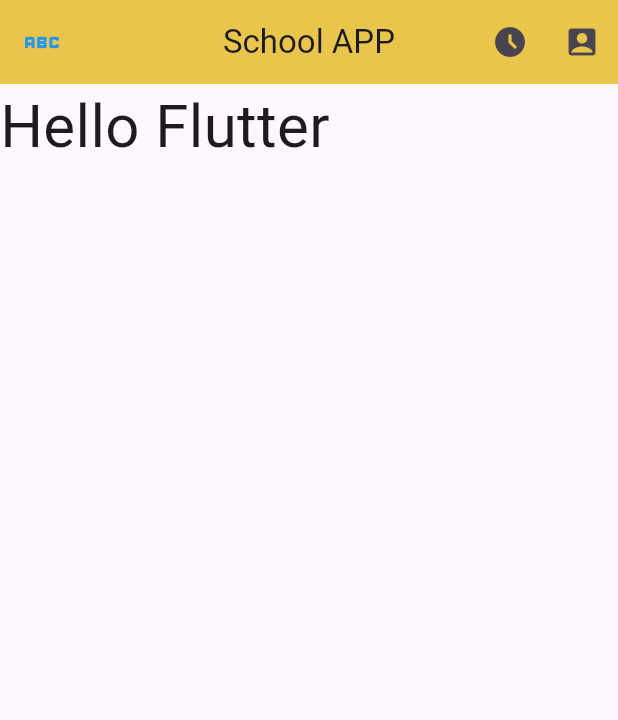
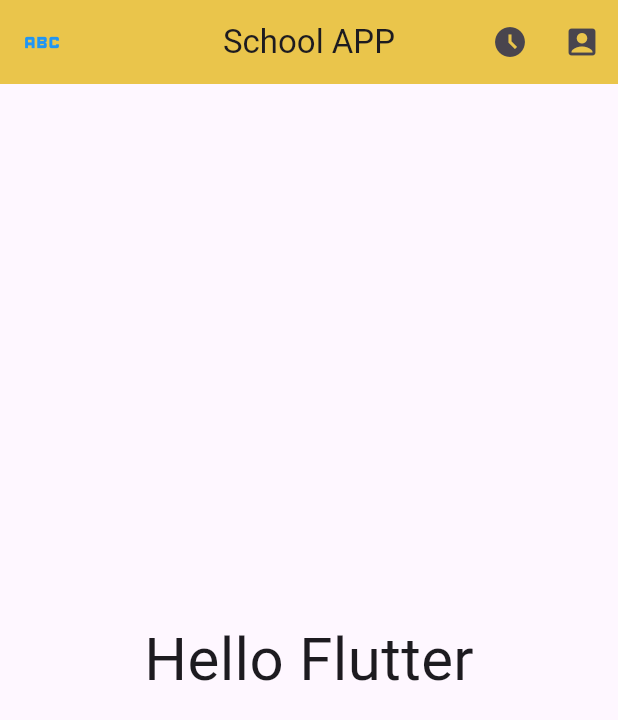
Before and after one commit to Mohammad-abdelhadi-2006/secret_flutter_project, a Flutter app: the screen it shows after launch, on a phone screen of 412 x 824 dp. Shown: the top 720 px of the screen. Run offline on Flutter 3.47's test engine with Material 3 defaults, Android fonts, the phone set to English and light mode, and no system bars.

Commit message:
Put the text in the Center

```diff
--- a/lib/main.dart
+++ b/lib/main.dart
@@ -43,7 +43,9 @@ class SimpleProject extends StatelessWidget {
           iconSize: 30,
         ),
       ),
-      body: Text("Hello Flutter", style: TextStyle(fontSize: 40)),
+      body: Center(
+        child: Text("Hello Flutter", style: TextStyle(fontSize: 40)),
+      ),
     );
   }
 }
```
